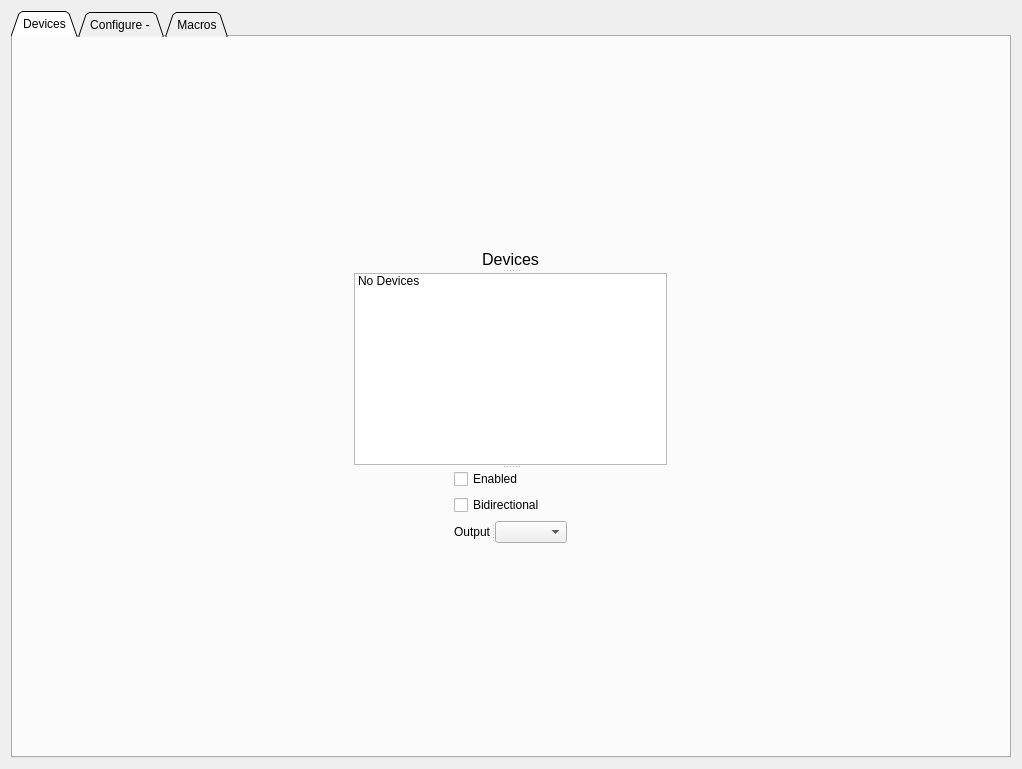
Old version of the form src/forms/settings-dialog.ui in the repository Alzy/obs-midi.
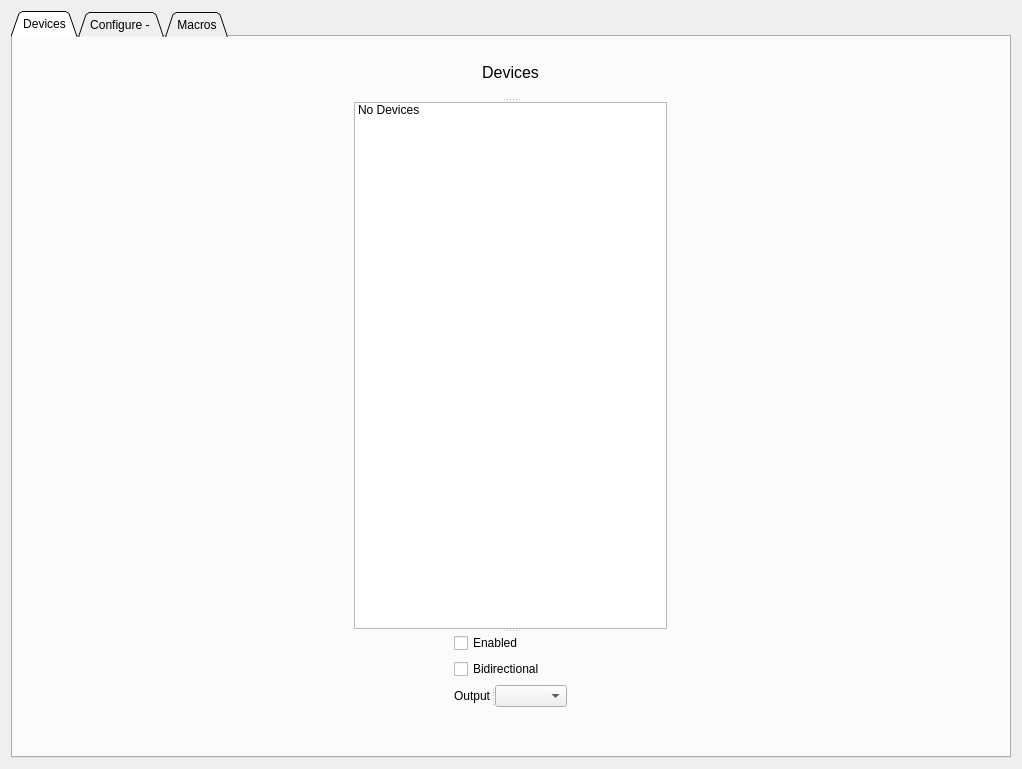
New version of the form.

The edit to the form file:
```diff
--- a/src/forms/settings-dialog.ui
+++ b/src/forms/settings-dialog.ui
@@ -81,7 +81,7 @@
        <item row="0" column="0">
         <widget class="QSplitter" name="splitter_3">
          <property name="sizePolicy">
-          <sizepolicy hsizetype="MinimumExpanding" vsizetype="Fixed">
+          <sizepolicy hsizetype="Preferred" vsizetype="Preferred">
            <horstretch>0</horstretch>
            <verstretch>0</verstretch>
           </sizepolicy>
@@ -111,7 +111,7 @@
          </widget>
          <widget class="QListWidget" name="list_midi_dev">
           <property name="sizePolicy">
-           <sizepolicy hsizetype="MinimumExpanding" vsizetype="Fixed">
+           <sizepolicy hsizetype="Preferred" vsizetype="Fixed">
             <horstretch>0</horstretch>
             <verstretch>0</verstretch>
            </sizepolicy>
@@ -227,6 +227,19 @@
              </widget>
             </widget>
            </item>
+           <item>
+            <spacer name="verticalSpacer">
+             <property name="orientation">
+              <enum>Qt::Vertical</enum>
+             </property>
+             <property name="sizeHint" stdset="0">
+              <size>
+               <width>20</width>
+               <height>40</height>
+              </size>
+             </property>
+            </spacer>
+           </item>
           </layout>
          </widget>
         </widget>
```
Left out of the diff: 6 changed lines with no effect on the pictures.
